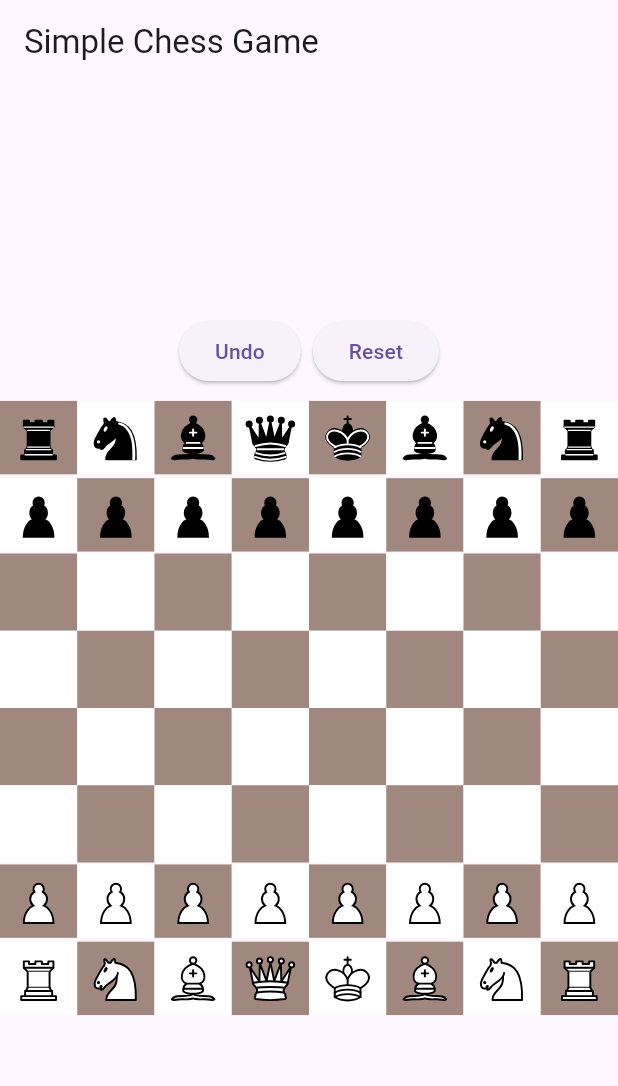
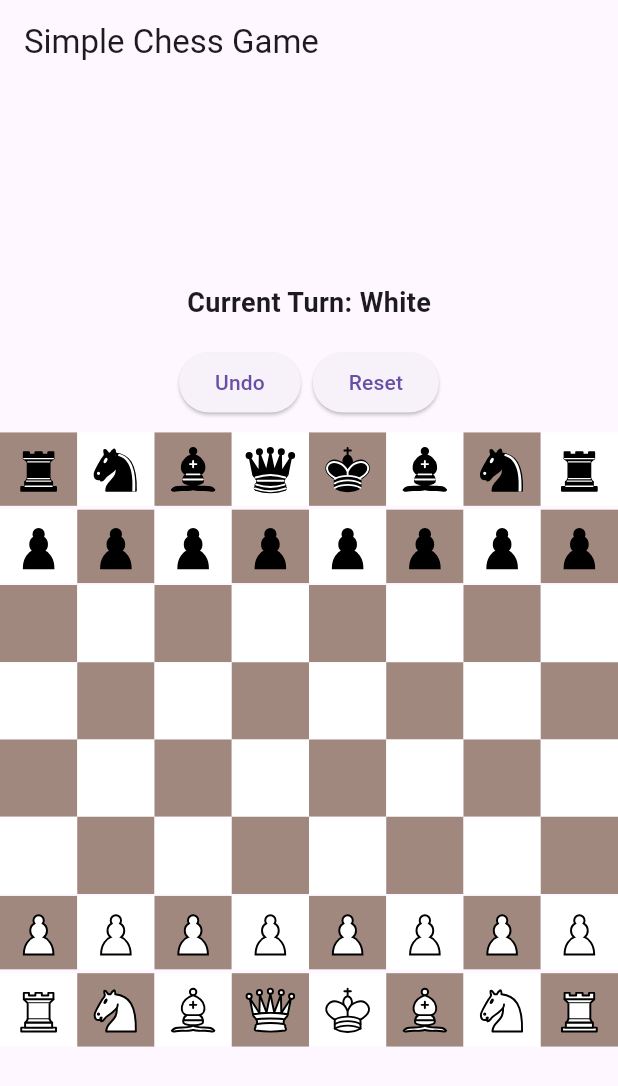
Before and after one commit to madhusudanbhandari/Chess-game, a Flutter app: the screen it shows after launch, on a phone screen of 412 x 824 dp. Shown: the top 1086 px of the screen. Run offline on Flutter 3.47's test engine with Material 3 defaults, Android fonts, the phone set to English and light mode, and no system bars; our stand-ins replace flutter_svg.

Commit message:
added turn-wise feature

```diff
--- a/flutter_application_1/lib/chess_board.dart
+++ b/flutter_application_1/lib/chess_board.dart
@@ -9,6 +9,8 @@ class ChessBoard extends StatefulWidget {
 }
 
 class _ChessBoardState extends State<ChessBoard> {
+  String currentTurn = 'white'; // Track whose turn it is
+
   // 8x8 board, each entry is null or like 'wp' (white pawn), 'bk' (black king).
   late List<List<String?>> board;
 
@@ -16,7 +18,7 @@ class _ChessBoardState extends State<ChessBoard> {
   int? selectedCol;
   List<List<int>> legalMoves = []; // list of [row, col] for highlighted moves
 
-  // Undo history stack: each item holds move info
+  // Undo history stack
   final List<Map<String, dynamic>> moveHistory = [];
 
   @override
@@ -28,7 +30,6 @@ class _ChessBoardState extends State<ChessBoard> {
   void _initializeBoard() {
     board = List.generate(8, (_) => List.filled(8, null));
 
-    // Black major pieces (row 0)
     board[0][0] = 'br';
     board[0][1] = 'bn';
     board[0][2] = 'bb';
@@ -38,13 +39,9 @@ class _ChessBoardState extends State<ChessBoard> {
     board[0][6] = 'bn';
     board[0][7] = 'br';
 
-    // Black pawns (row 1)
     for (int c = 0; c < 8; c++) board[1][c] = 'bp';
-
-    // White pawns (row 6)
     for (int c = 0; c < 8; c++) board[6][c] = 'wp';
 
-    // White major pieces (row 7)
     board[7][0] = 'wr';
     board[7][1] = 'wn';
     board[7][2] = 'wb';
@@ -58,9 +55,9 @@ class _ChessBoardState extends State<ChessBoard> {
     selectedCol = null;
     legalMoves = [];
     moveHistory.clear();
+    currentTurn = 'white'; // Reset turn to white
   }
 
-  // Basic legal-move checker (no castling, no en-passant, no check detection, no promotion UI)
   bool _isLegalMove(
     String piece,
     int fromRow,
@@ -82,9 +79,7 @@ class _ChessBoardState extends State<ChessBoard> {
     switch (type) {
       case 'p': // Pawn
         int dir = color == 'w' ? -1 : 1;
-        // Single forward
         if (dc == 0 && dr == dir && board[toRow][toCol] == null) return true;
-        // Double forward from starting rank
         if (dc == 0 &&
             dr == 2 * dir &&
             board[toRow][toCol] == null &&
@@ -93,7 +88,6 @@ class _ChessBoardState extends State<ChessBoard> {
                 (color == 'b' && fromRow == 1))) {
           return true;
         }
-        // Capture diagonally
         if (dr == dir && (dc == 1 || dc == -1) && board[toRow][toCol] != null)
           return true;
         return false;
@@ -145,14 +139,13 @@ class _ChessBoardState extends State<ChessBoard> {
         }
         return false;
 
-      case 'k': // King (one square any direction)
+      case 'k': // King
         if (dr.abs() <= 1 && dc.abs() <= 1) return true;
         return false;
     }
     return false;
   }
 
-  // Return all legal moves for a piece at (row,col)
   List<List<int>> _getLegalMoves(String piece, int row, int col) {
     final List<List<int>> moves = [];
     for (int r = 0; r < 8; r++) {
@@ -163,11 +156,22 @@ class _ChessBoardState extends State<ChessBoard> {
     return moves;
   }
 
+  // ---- THIS IS THE MAIN TAP HANDLER ----
   void _onTileTap(int row, int col) {
     setState(() {
+      String? tappedPiece = board[row][col];
+
+      // Enforce turn: only allow selecting current player's piece
+      if (tappedPiece != null &&
+          ((currentTurn == 'white' && tappedPiece[0] != 'w') ||
+              (currentTurn == 'black' && tappedPiece[0] != 'b'))) {
+        // Not this player's turn
+        return;
+      }
+
       // If no selection yet and there's a piece, select it and compute legal moves
       if (selectedRow == null) {
-        if (board[row][col] != null) {
+        if (tappedPiece != null) {
           selectedRow = row;
           selectedCol = col;
           legalMoves = _getLegalMoves(board[row][col]!, row, col);
@@ -177,6 +181,7 @@ class _ChessBoardState extends State<ChessBoard> {
 
       // If a piece is selected, check if tapped tile is one of legal moves
       bool tappedIsLegal = legalMoves.any((m) => m[0] == row && m[1] == col);
+
       if (tappedIsLegal && selectedRow != null && selectedCol != null) {
         final movedPiece = board[selectedRow!][selectedCol!];
         // record for undo
@@ -192,9 +197,12 @@ class _ChessBoardState extends State<ChessBoard> {
         // perform move
         board[row][col] = movedPiece;
         board[selectedRow!][selectedCol!] = null;
+
+        // ---- SWITCH TURN AFTER MOVE ----
+        currentTurn = currentTurn == 'white' ? 'black' : 'white';
       }
 
-      // Clear selection & legal moves whether move happened or not
+      // Clear selection & legal moves
       selectedRow = null;
       selectedCol = null;
       legalMoves = [];
@@ -214,7 +222,10 @@ class _ChessBoardState extends State<ChessBoard> {
 
       board[fromRow][fromCol] = piece;
       board[toRow][toCol] = captured;
-      // clear selection/possible moves
+
+      // After undo, switch turn back
+      currentTurn = currentTurn == 'white' ? 'black' : 'white';
+
       selectedRow = null;
       selectedCol = null;
       legalMoves = [];
@@ -229,13 +240,20 @@ class _ChessBoardState extends State<ChessBoard> {
 
   @override
   Widget build(BuildContext context) {
-    // Fixed board dimension (Option A)
     const double boardSize = 480.0;
     final double tileSize = boardSize / 8.0;
 
     return Column(
       mainAxisSize: MainAxisSize.min,
       children: [
+        // Show current turn
+        Padding(
+          padding: const EdgeInsets.all(8.0),
+          child: Text(
+            "Current Turn: ${currentTurn[0].toUpperCase()}${currentTurn.substring(1)}",
+            style: const TextStyle(fontSize: 18, fontWeight: FontWeight.bold),
+          ),
+        ),
         // Control buttons
         Padding(
           padding: const EdgeInsets.all(8.0),
```
